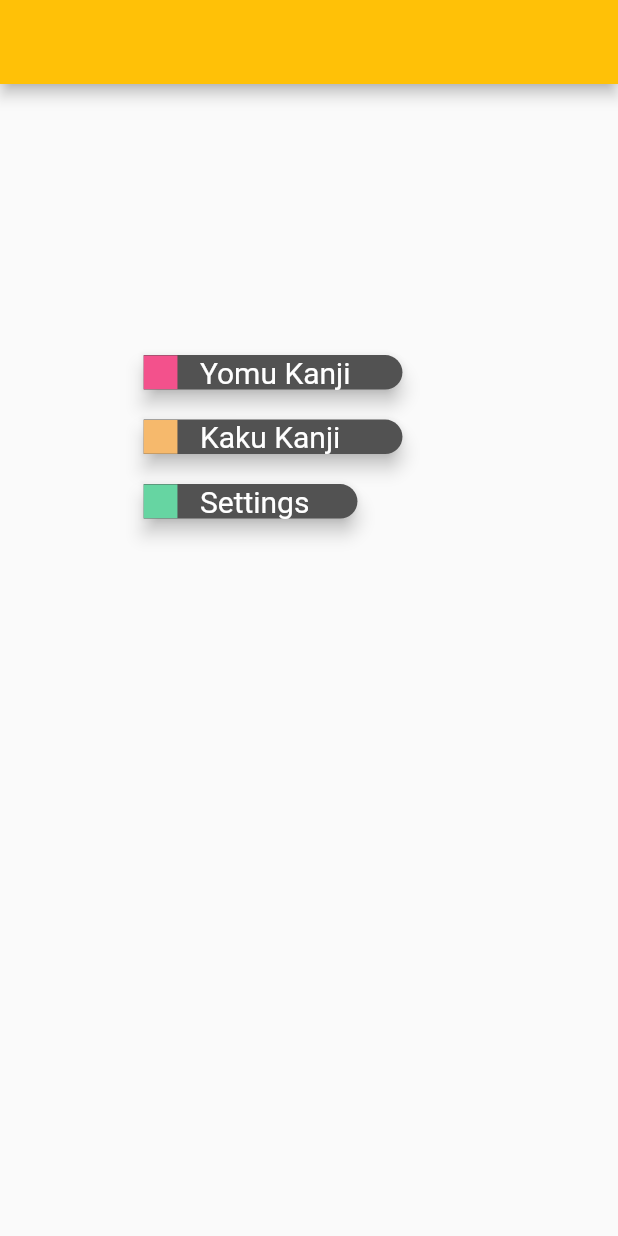
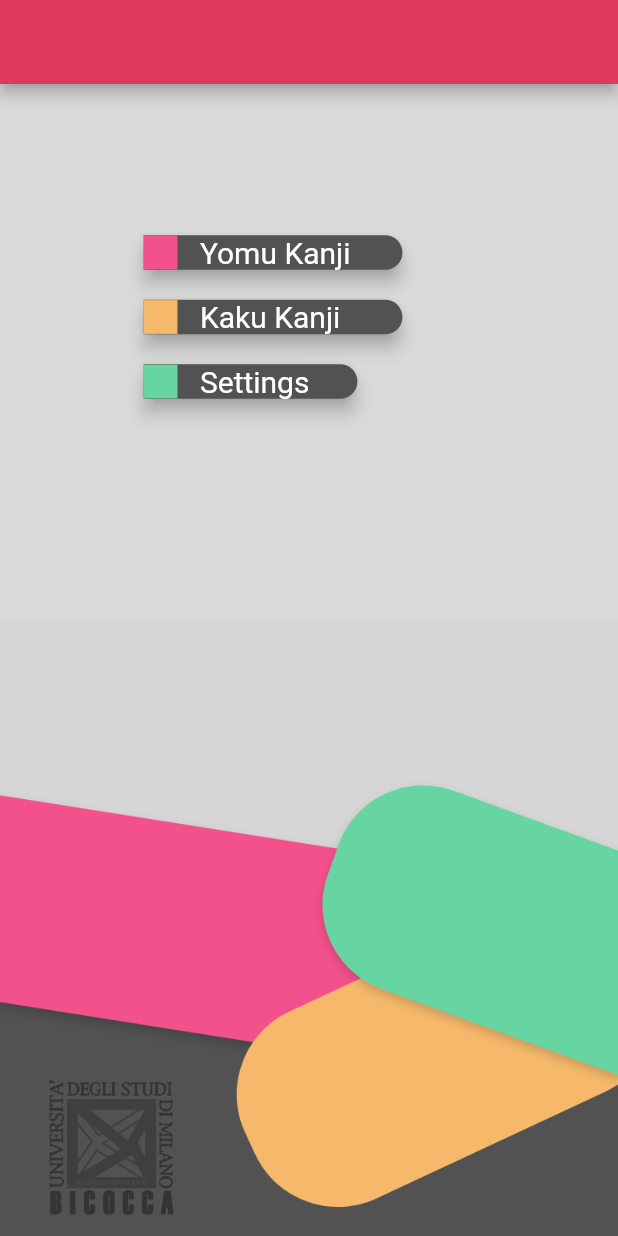
Before and after one commit to Claud-98/ManaBi, a Flutter app: the HomeScreen screen opened directly, on a phone screen of 412 x 824 dp. Run offline on Flutter 3.47's test engine with Material 2 defaults, Android fonts, the phone set to English and light mode, and no system bars; our stand-ins replace sqflite; accounts and stored records are empty; statements that could not run were skipped.

Commit message:
Third commit - Added home background image, Menu levels + Widgets
Aggiunta l'immagine di sfondo alla home dell'applicazione e creati i menu da cui poter selezionare i livelli.

```diff
--- a/lib/custom_colors.dart
+++ b/lib/custom_colors.dart
@@ -4,8 +4,9 @@ class CustomColors{
   final murasaki = const Color(0xFFF3518C);
   final orenji =  const Color(0xFFF6B96C);
   final chokoMinto = const Color(0xFF66D5A2);
-  final reddo = const Color(0xFFFF8888);
+  final reddo = const Color(0xFFDE3A5D);
   final blackGround = const Color(0xFF525252);
+  final nezumihiro = const Color(0xFFDADADA);
 
 
   const CustomColors();
--- a/lib/screens/home_screen.dart
+++ b/lib/screens/home_screen.dart
@@ -1,6 +1,6 @@
+import 'package:flutter/cupertino.dart';
 import 'package:flutter/material.dart';
 import 'package:manabi/widgets/menu_widget_button.dart';
-
 import '../custom_colors.dart';
 
 class HomeScreen extends StatelessWidget {
@@ -10,20 +10,41 @@ class HomeScreen extends StatelessWidget {
     double boxSize;
     double spacer;
     double fontSize;
+    AssetImage background;
+    Alignment alignBackImage;
+    double alignX;
+    double alignY;
 
     if(mediaQueryData.orientation == Orientation.landscape){
-      boxSize = mediaQueryData.devicePixelRatio * 15 * 1.4;
-      spacer = mediaQueryData.devicePixelRatio * 10 * 1.2;
+      background = AssetImage("assets/images/Home_Background_R.png");
+      boxSize = mediaQueryData.devicePixelRatio * 15 * 1.2;
+      spacer = mediaQueryData.devicePixelRatio * 10 * 1.1;
       fontSize = 25;
+      alignBackImage = Alignment.bottomRight;
+      alignX= -0.50;
+      alignY = -0.50;
     }else {
+      background = AssetImage("assets/images/Home_Background.png");
       boxSize = mediaQueryData.devicePixelRatio * 15;
       spacer = mediaQueryData.devicePixelRatio * 10;
       fontSize = 20;
+      alignBackImage = Alignment.bottomCenter;
+      alignX= -0.20;
+      alignY = -0.70;
     }
 
+    precacheImage(background, context);
     return Scaffold(appBar: AppBar(),
-      body: Align(
-        alignment: Alignment(-0.20, -0.45),
+      body: Container(
+        decoration: BoxDecoration(
+            image: DecorationImage(
+                alignment: alignBackImage,
+                image: background,
+                fit: BoxFit.contain
+            )
+        ),
+        child: Align(
+          alignment: Alignment(alignX, alignY),
           child: Column(
               mainAxisSize: MainAxisSize.min,
               crossAxisAlignment: CrossAxisAlignment.start,
@@ -32,7 +53,7 @@ class HomeScreen extends StatelessWidget {
                     spacer: spacer, length: spacer * 9, route: '/yomuMenu',
                   fontSize: fontSize, color: CustomColors().murasaki),
                 MenuWidgetButton(buttonText: "Kaku Kanji", boxSize: boxSize,
-                  spacer: spacer, length: spacer * 9, route: '/',
+                    spacer: spacer, length: spacer * 9, route: '/kakuMenu',
                   fontSize: fontSize, color: CustomColors().orenji),
                 MenuWidgetButton(buttonText: "Settings", boxSize: boxSize,
                     spacer: spacer, length: spacer * 7, route: '/',
@@ -40,6 +61,7 @@ class HomeScreen extends StatelessWidget {
               ],
             ),
         ),
+      ),
     );
   }
 }
--- a/pubspec.yaml
+++ b/pubspec.yaml
@@ -25,6 +25,7 @@ dependencies:
     sdk: flutter
   path_provider: ^2.0.0
   sqflite: ^2.0.0+2
+#  animated_splash_screen: ^1.1.0
 
   # The following adds the Cupertino Icons font to your application.
   # Use with the CupertinoIcons class for iOS style icons.
@@ -52,6 +53,8 @@ flutter:
   #   - images/a_dot_ham.jpeg
   assets:
     - assets/db/database.db
+    - assets/images/Home_Background.png
+    - assets/images/Home_Background_R.png
   # An image asset can refer to one or more resolution-specific "variants", see
   # https://flutter.dev/assets-and-images/#resolution-aware.
 
```
Also changed, not shown: lib/main.dart (+10 -4 lines), lib/screens/game_level_menu.dart (added, +47 -0 lines), lib/screens/yomu_kanji_menu.dart (deleted, +0 -16 lines), lib/widgets/menu_card.dart (added, +161 -0 lines), assets/images/Home_Background.png (added), assets/images/Home_Background_R.png (added), assets/images/x2.0/Home_Background.png (added), assets/images/x2.0/Home_Background_R.png (added), assets/images/x3.0/Home_Background.png (added), assets/images/x3.0/Home_Background_R.png (added), pubspec.lock. Lines whose indentation alone changed are shown as unchanged.
